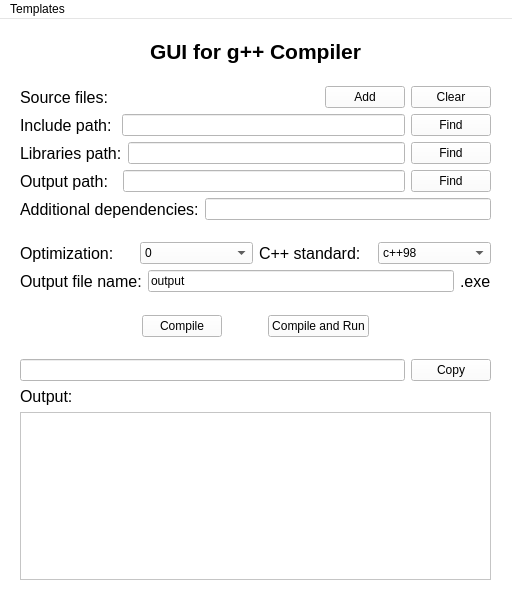
Above: mainwindow.ui from CosmoSt4r/gui-gpp before the change. Below: the same form after it.
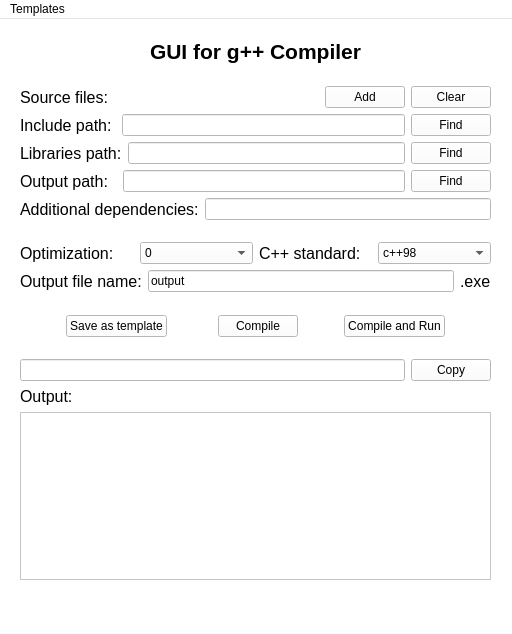
That is the form after the change.

Commit message: Passing command info to template window added

The edit to the form file:
```diff
--- a/mainwindow.ui
+++ b/mainwindow.ui
@@ -7,7 +7,7 @@
     <x>0</x>
     <y>0</y>
     <width>512</width>
-    <height>606</height>
+    <height>634</height>
    </rect>
   </property>
   <property name="palette">
@@ -855,6 +855,26 @@
          </property>
         </spacer>
        </item>
+       <item>
+        <widget class="QPushButton" name="saveTempButton">
+         <property name="text">
+          <string>Save as template</string>
+         </property>
+        </widget>
+       </item>
+       <item>
+        <spacer name="horizontalSpacer_2">
+         <property name="orientation">
+          <enum>Qt::Horizontal</enum>
+         </property>
+         <property name="sizeHint" stdset="0">
+          <size>
+           <width>40</width>
+           <height>20</height>
+          </size>
+         </property>
+        </spacer>
+       </item>
        <item>
         <widget class="QPushButton" name="compileButton">
          <property name="text">
```
Left out of the diff: 10 changed lines with no effect on the pictures. Lines whose indentation alone changed are shown as unchanged. The commit also changes 6 other files.
